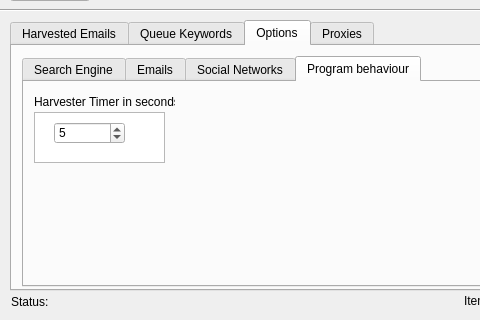
titus-shoats/bcbeta, file Beat Crawler v5 Visual Studio/beatcrawler.ui: the form before one commit; both pictures show x 0 to 480 and y 100 to 420 of the 638 by 420 pixel window.
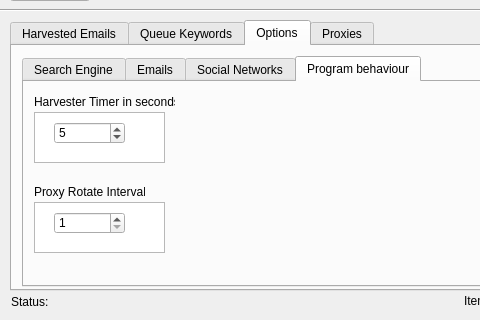
The form after the commit. The open tabs and pages were chosen to show the change. Custom widgets are drawn as their Qt base class.

What changed in the file:
```diff
--- a/Beat Crawler v5 Visual Studio/beatcrawler.ui
+++ b/Beat Crawler v5 Visual Studio/beatcrawler.ui
@@ -568,6 +568,51 @@
          <number>5</number>
         </property>
        </widget>
+       <widget class="QListView" name="listView_3">
+        <property name="geometry">
+         <rect>
+          <x>10</x>
+          <y>120</y>
+          <width>131</width>
+          <height>51</height>
+         </rect>
+        </property>
+       </widget>
+       <widget class="QLabel" name="label_4">
+        <property name="geometry">
+         <rect>
+          <x>10</x>
+          <y>100</y>
+          <width>111</width>
+          <height>20</height>
+         </rect>
+        </property>
+        <property name="text">
+         <string>Proxy Rotate Interval </string>
+        </property>
+       </widget>
+       <widget class="QSpinBox" name="spinBox_Proxy_Rotate_Interval">
+        <property name="geometry">
+         <rect>
+          <x>30</x>
+          <y>130</y>
+          <width>71</width>
+          <height>22</height>
+         </rect>
+        </property>
+        <property name="readOnly">
+         <bool>false</bool>
+        </property>
+        <property name="minimum">
+         <number>1</number>
+        </property>
+        <property name="maximum">
+         <number>100</number>
+        </property>
+        <property name="value">
+         <number>1</number>
+        </property>
+       </widget>
       </widget>
      </widget>
     </widget>
```
Left out of the diff: 4 changed lines with no effect on the pictures.
